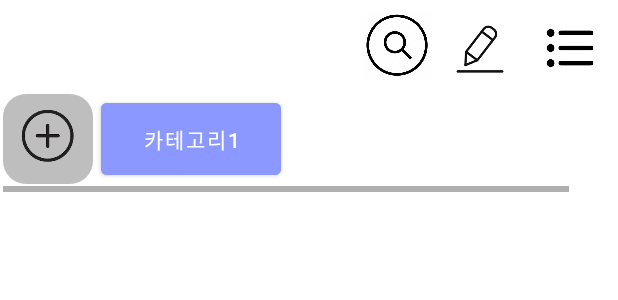
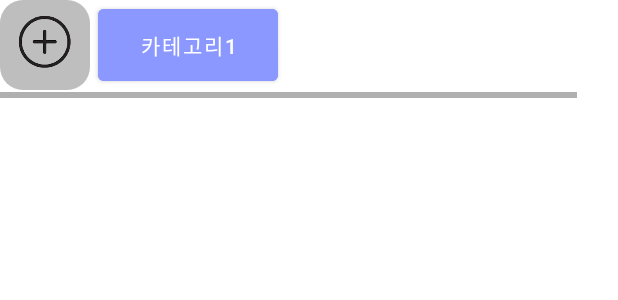
Before and after one commit to tjdtn0219/MobilePrograming_Project, an Android app: the layout activity_main.xml on its own in the app's theme, with its tools: preview values and no code run, on a phone screen of 412 x 824 dp. Shown: the top 300 px of the screen. Run offline under Robolectric (Android 15) with nearby library versions, the phone set to English and light mode, and no system bars.

Commit message:
메인 Activity에서 다른 Activity로 넘어가는 기능들 추가

```diff
--- a/app/src/main/java/com/battery/mp_term_project/SearchActivity.java
+++ b/app/src/main/java/com/battery/mp_term_project/SearchActivity.java
@@ -14,7 +14,7 @@ public class SearchActivity extends AppCompatActivity {
         super.onCreate(savedInstanceState);
         setContentView(R.layout.activity_search);
 
-        contentSearchView = findViewById(R.id.contentSearchView);
-        contentSearchView.requestFocus();
+        SearchView contentSearchView = findViewById(R.id.contentSearchView);
+        contentSearchView.setIconified(false);
     }
 }
--- a/app/src/main/res/layout/activity_main.xml
+++ b/app/src/main/res/layout/activity_main.xml
@@ -5,61 +5,14 @@
     android:layout_width="match_parent"
     android:layout_height="match_parent">
 
-    <androidx.constraintlayout.widget.ConstraintLayout
-        android:id="@+id/constraintLayout"
+    <HorizontalScrollView
+        android:id="@+id/horizontalScrollView"
         android:layout_width="0dp"
-        android:layout_height="130dp"
-        android:gravity="start"
-        android:orientation="horizontal"
-        android:padding="2dp"
+        android:layout_height="65dp"
         app:layout_constraintEnd_toEndOf="parent"
-        app:layout_constraintHorizontal_bias="0.0"
+        app:layout_constraintHorizontal_bias="0.497"
         app:layout_constraintStart_toStartOf="parent"
         app:layout_constraintTop_toTopOf="parent">
-
-        <ImageButton
-            android:id="@+id/search_button"
-            android:layout_width="50dp"
-            android:layout_height="50dp"
-            android:layout_marginTop="3dp"
-            android:layout_marginEnd="120dp"
-            android:background="@color/white"
-            android:padding="2dp"
-            android:scaleType="centerInside"
-            app:layout_constraintEnd_toEndOf="parent"
-            app:layout_constraintTop_toTopOf="parent"
-            app:srcCompat="@drawable/search_icon" />
-
-        <ImageButton
-            android:id="@+id/write_button"
-            android:layout_width="60dp"
-            android:layout_height="60dp"
-            android:layout_marginTop="3dp"
-            android:background="@color/white"
-            android:scaleType="centerCrop"
-            app:layout_constraintStart_toEndOf="@+id/search_button"
-            app:layout_constraintTop_toTopOf="parent"
-            app:srcCompat="@drawable/write_icon" />
-
-        <ImageButton
-            android:id="@+id/imageButton2"
-            android:layout_width="60dp"
-            android:layout_height="60dp"
-            android:background="@color/white"
-            android:scaleType="centerCrop"
-            app:layout_constraintEnd_toEndOf="parent"
-            app:layout_constraintHorizontal_bias="0.0"
-            app:layout_constraintStart_toEndOf="@+id/write_button"
-            app:layout_constraintTop_toTopOf="parent"
-            app:srcCompat="@drawable/menu_icon" />
-
-        <HorizontalScrollView
-            android:layout_width="0dp"
-            android:layout_height="65dp"
-            app:layout_constraintBottom_toBottomOf="parent"
-            app:layout_constraintEnd_toEndOf="parent"
-            app:layout_constraintHorizontal_bias="0.497"
-            app:layout_constraintStart_toStartOf="parent">
 
         <LinearLayout
             android:layout_width="wrap_content"
@@ -104,8 +57,6 @@
         </LinearLayout>
     </HorizontalScrollView>
 
-    </androidx.constraintlayout.widget.ConstraintLayout>
-
     <ScrollView
         android:id="@+id/scrollView2"
         android:layout_width="0dp"
@@ -114,14 +65,14 @@
         app:layout_constraintEnd_toEndOf="parent"
         app:layout_constraintHorizontal_bias="0.0"
         app:layout_constraintStart_toStartOf="parent"
-        app:layout_constraintTop_toBottomOf="@+id/constraintLayout"
-        app:layout_constraintVertical_bias="0.0">
+        app:layout_constraintTop_toBottomOf="@+id/horizontalScrollView"
+        tools:ignore="SpeakableTextPresentCheck">
 
         <LinearLayout
             android:id="@+id/contentscontainer"
             android:layout_width="match_parent"
             android:layout_height="wrap_content"
-            android:orientation="vertical"/>
+            android:orientation="vertical" />
     </ScrollView>
 
 </androidx.constraintlayout.widget.ConstraintLayout>
--- a/app/src/main/res/layout/activity_search.xml
+++ b/app/src/main/res/layout/activity_search.xml
@@ -15,9 +15,7 @@
         android:queryHint="@string/search_hintText"
         app:layout_constraintEnd_toEndOf="parent"
         app:layout_constraintStart_toStartOf="parent"
-        app:layout_constraintTop_toTopOf="parent">
-
-    </SearchView>
+        app:layout_constraintTop_toTopOf="parent"/>
 
     <LinearLayout
         android:id="@+id/linearLayout"
--- a/app/src/main/res/values/strings.xml
+++ b/app/src/main/res/values/strings.xml
@@ -7,4 +7,7 @@
     <string name="chatting_editTextHint">채팅을 입력하세요</string>
     <string name="chatting_opponent_message_namePlaceholder">상대방</string>
     <string name="chatting_opponent_message_messagePlaceholder">메시지입니다.</string>
+    <string name="menu_actionbar_main_search_title">검색</string>
+    <string name="menu_actionbar_main_write_title">글 작성</string>
+    <string name="menu_actionbar_main_profile_title">내 프로필</string>
 </resources>
```
Also changed, not shown: app/src/main/AndroidManifest.xml (+5 -3 lines), app/src/main/java/com/battery/mp_term_project/MainActivity.java (+32 -1 lines), app/src/main/res/menu/menu_actionbar_main.xml (added, +20 -0 lines). Lines whose indentation alone changed are shown as unchanged.
